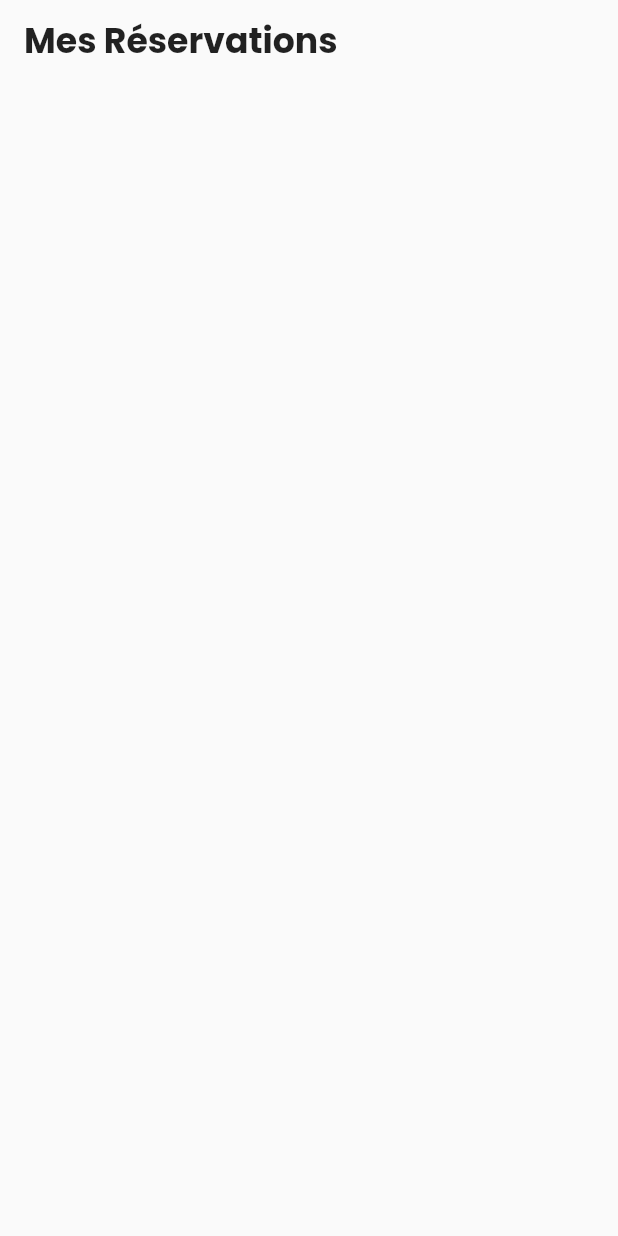
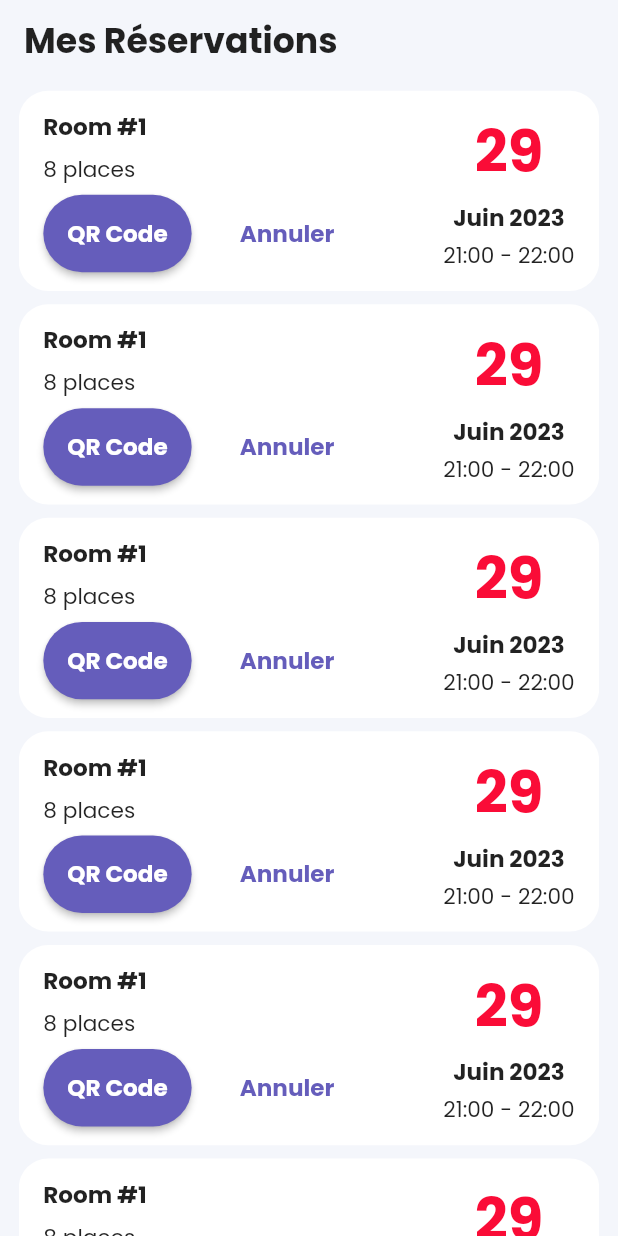
Before and after one commit to Poseidon1402/room_master, a Flutter app: the screen it shows after launch, on a phone screen of 412 x 824 dp. Run offline on Flutter 3.47's test engine with Material 2 defaults, Android fonts, the light colour scheme and no system bars; our stand-ins replace bloc, cloud_firestore, equatable, firebase_auth, firebase_core, flutter_bloc and 7 more; missing offline and left inert: qr_code_scanner, time_range_picker; accounts and stored records are empty.

Commit message:
add:booking component

```diff
--- a/lib/features/my_booking/presentation/my_booking_screen.dart
+++ b/lib/features/my_booking/presentation/my_booking_screen.dart
@@ -1,4 +1,7 @@
 import 'package:flutter/material.dart';
+
+import '../../../core/constants/app_color.dart';
+import 'widgets/my_booking_body.dart';
 
 class MyBookingScreen extends StatelessWidget {
   const MyBookingScreen({super.key});
@@ -15,6 +18,8 @@ class MyBookingScreen extends StatelessWidget {
         backgroundColor: Colors.transparent,
         centerTitle: false,
       ),
+      backgroundColor: AppColor.white1,
+      body: const MyBookingBody(),
     );
   }
 }
--- /dev/null
+++ b/lib/features/my_booking/presentation/widgets/booking.dart
@@ -0,0 +1,102 @@
+import 'package:flutter/material.dart';
+import 'package:flutter_screenutil/flutter_screenutil.dart';
+
+import '../../../../core/constants/app_color.dart';
+import '../../../../core/presentation/components/app_elevated_button.dart';
+
+class Booking extends StatelessWidget {
+  const Booking({super.key});
+
+  @override
+  Widget build(BuildContext context) {
+
+    return Container(
+      margin: EdgeInsets.symmetric(
+        vertical: 5.h,
+      ),
+      constraints: BoxConstraints.expand(
+        height: 150.h,
+      ),
+      padding: EdgeInsets.symmetric(
+        horizontal: 17.w,
+        vertical: 14.h,
+      ),
+      decoration: BoxDecoration(
+        color: Colors.white,
+        borderRadius: BorderRadius.circular(22.r),
+      ),
+      child: Row(
+        mainAxisAlignment: MainAxisAlignment.spaceBetween,
+        children: [
+          _buildBookingInfo(context),
+          _buildDateAndHour(context),
+        ],
+      ),
+    );
+  }
+
+  Widget _buildBookingInfo(BuildContext context) {
+    return Column(
+      crossAxisAlignment: CrossAxisAlignment.start,
+      mainAxisAlignment: MainAxisAlignment.spaceBetween,
+      children: [
+        Text(
+          'Room #1',
+          style: Theme.of(context).textTheme.bodyLarge,
+        ),
+        Text(
+          '8 places',
+          style: Theme.of(context).textTheme.bodyMedium,
+        ),
+        Row(
+          children: [
+            AppElevatedButton(
+              onPressed: () {},
+              borderRadius: 51.r,
+              width: 15,
+              text: Text(
+                'QR Code',
+                style: Theme.of(context).textTheme.bodyLarge?.copyWith(
+                  color: Colors.white,
+                ),
+              ),
+            ),
+            SizedBox(width: 25.w,),
+            TextButton(
+              onPressed: () {},
+              child: Text(
+                'Annuler',
+                style: Theme.of(context).textTheme.bodyLarge?.copyWith(
+                  color: AppColor.purple,
+                ),
+              ),
+            ),
+          ],
+        )
+      ],
+    );
+  }
+
+  Widget _buildDateAndHour(BuildContext context) {
+    return Column(
+      mainAxisAlignment: MainAxisAlignment.spaceBetween,
+      children: [
+        Text(
+          '29',
+          style: Theme.of(context).textTheme.titleLarge?.copyWith(
+            color: const Color.fromRGBO(250, 12, 55, 1),
+            fontSize: 40.sp,
+          ),
+        ),
+        Text(
+          'Juin 2023',
+          style: Theme.of(context).textTheme.bodyLarge,
+        ),
+        Text(
+          '21:00 - 22:00',
+          style: Theme.of(context).textTheme.bodyMedium,
+        ),
+      ],
+    );
+  }
+}
--- /dev/null
+++ b/lib/features/my_booking/presentation/widgets/my_booking_body.dart
@@ -0,0 +1,24 @@
+import 'package:flutter/material.dart';
+import 'package:flutter_screenutil/flutter_screenutil.dart';
+
+import 'booking.dart';
+
+class MyBookingBody extends StatelessWidget {
+  const MyBookingBody({super.key});
+
+  @override
+  Widget build(BuildContext context) {
+
+    return Padding(
+      padding: EdgeInsets.symmetric(
+        horizontal: 13.w,
+      ),
+      child: ListView.builder(
+        itemCount: 10,
+        itemBuilder: (context, index) {
+          return const Booking();
+        },
+      )
+    );
+  }
+}
```
